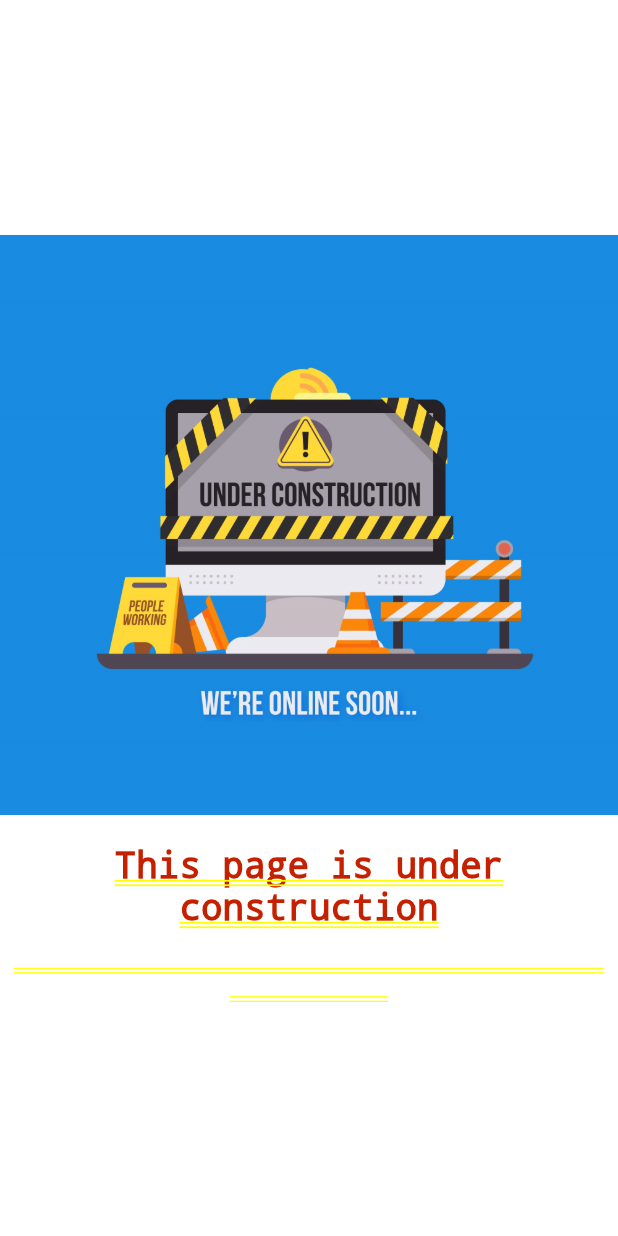
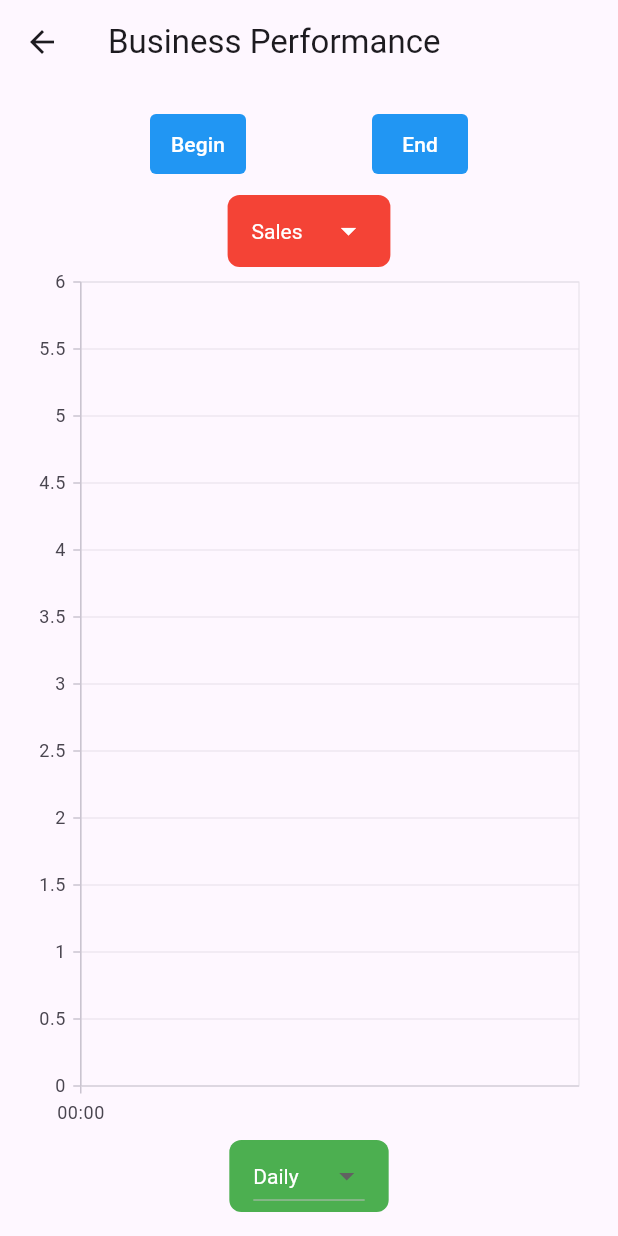
Before and after one commit to ChristanWilbert/Billmitra, a Flutter app: the InsightsNav screen opened directly, after a tap on "Business Performance", on a phone screen of 412 x 824 dp. Run offline on Flutter 3.47's test engine with Material 3 defaults, Android fonts, the phone set to English and light mode, and no system bars; our stand-ins replace cloud_firestore, firebase_core, google_fonts, syncfusion_flutter_charts; missing offline and left inert: dart:ffi; accounts and stored records are empty; generated files the repository leaves out were written again.

Commit message:
Business Performance Screen

```diff
--- /dev/null
+++ b/lib/data/chartData.dart
@@ -0,0 +1,5 @@
+class ChartData {
+  ChartData(this.year, this.sales);
+  final DateTime year;
+  final double sales;
+}
--- a/lib/main.dart
+++ b/lib/main.dart
@@ -22,6 +22,7 @@ class MyApp extends StatelessWidget {
   @override
   Widget build(BuildContext context) {
     return MaterialApp(
+      debugShowCheckedModeBanner: false,
       title: 'Billmitra',
       theme: ThemeData(
         primarySwatch: Colors.blue,
--- a/lib/screens/InsightsNav.dart
+++ b/lib/screens/InsightsNav.dart
@@ -1,3 +1,4 @@
+import 'package:bill_mitra/screens/analytics/BusinessPerformanceScreen.dart';
 import 'package:bill_mitra/util/CustomButton.dart';
 import 'package:bill_mitra/util/UnderDevelopment.dart';
 import 'package:flutter/material.dart';
@@ -36,7 +37,7 @@ class InsightsNav extends StatelessWidget {
                     text: 'Business Performance',
                     bg: "blue",
                     onPressed: () =>
-                        navigateTo(context, UnderConstructionPage()),
+                        navigateTo(context, BusinessPerformanceScreen()),
                   ),
                   const SizedBox(height: 60),
                   CustomButton(
--- /dev/null
+++ b/lib/screens/analytics/BusinessPerformanceScreen.dart
@@ -0,0 +1,224 @@
+import 'package:bill_mitra/services/fetchBusinessData.dart';
+import 'package:flutter/material.dart';
+import 'package:syncfusion_flutter_charts/charts.dart';
+import 'package:intl/intl.dart';
+import 'package:bill_mitra/data/chartData.dart';
+
+class BusinessPerformanceScreen extends StatefulWidget {
+  @override
+  _BusinessPerformanceScreenState createState() =>
+      _BusinessPerformanceScreenState();
+}
+
+class _BusinessPerformanceScreenState extends State<BusinessPerformanceScreen> {
+  DateTime? _beginDate;
+  DateTime? _endDate;
+  String _selectedMetric = 'Sales';
+  String _selectedTimeScale = 'Daily';
+
+  List<String> _metrics = ['Sales', 'Profit', 'Capital', 'Expense'];
+  List<String> _timeScales = ['Daily', 'Weekly', 'Monthly', 'Yearly'];
+
+  // List<ChartData> data = [
+  //   ChartData(DateTime(2023, 1, 22), 35),
+  //   ChartData(DateTime(2023, 2, 11), 28),
+  //   ChartData(DateTime(2023, 2, 12), 34),
+  //   ChartData(DateTime(2023, 4, 12), 32),
+  //   ChartData(DateTime(2023, 5, 28), 40)
+  // ];
+
+  //List<ChartData> filteredData = [];
+  List<ChartData> _chartData = [];
+  Future<void> _loadChartData() async {
+    if (_beginDate != null && _endDate != null) {
+      List<ChartData> data =
+          await fetchData(_beginDate!, _endDate!, _selectedMetric);
+
+      // Aggregate data if needed
+      switch (_selectedTimeScale) {
+        case 'Weekly':
+          _chartData = _aggregateData(data, Duration(days: 7));
+          break;
+        case 'Monthly':
+          _chartData = _aggregateData(data, Duration(days: 30));
+          break;
+        case 'Yearly':
+          _chartData = _aggregateData(data, Duration(days: 365));
+          break;
+        default:
+          _chartData = data;
+      }
+
+      setState(() {});
+    }
+  }
+
+  @override
+  void initState() {
+    super.initState(); // Initialize filtered data
+  }
+
+  Future<void> _selectDate(BuildContext context, bool isBeginDate) async {
+    final DateTime? picked = await showDatePicker(
+      context: context,
+      initialDate: DateTime.now(),
+      firstDate: DateTime(2000),
+      lastDate: DateTime.now(),
+    );
+    if (picked != null && picked != (isBeginDate ? _beginDate : _endDate)) {
+      setState(() {
+        if (isBeginDate) {
+          _beginDate = picked;
+        } else {
+          _endDate = picked;
+        }
+        _loadChartData();
+      });
+    }
+  }
+
+  List<ChartData> _aggregateData(List<ChartData> data, Duration interval) {
+    if (data.isEmpty) return [];
+
+    List<ChartData> aggregatedData = [];
+    DateTime intervalStart = data.first.year;
+    double sum = 0;
+    int count = 0;
+
+    for (var entry in data) {
+      if (entry.year.isBefore(intervalStart.add(interval))) {
+        sum += entry.sales;
+        count++;
+      } else {
+        // Calculate average and add to aggregated data
+        aggregatedData.add(ChartData(intervalStart, sum / count));
+        // Reset for next interval
+        intervalStart = entry.year;
+        sum = entry.sales;
+        count = 1;
+      }
+    }
+
+    // Add the last interval
+    if (count > 0) {
+      aggregatedData.add(ChartData(intervalStart, sum / count));
+    }
+
+    return aggregatedData;
+  }
+
+  @override
+  Widget build(BuildContext context) {
+    return Scaffold(
+      appBar: AppBar(
+        title: const Text('Business Performance'),
+      ),
+      body: Padding(
+        padding: const EdgeInsets.all(16.0),
+        child: Column(
+          children: [
+            Row(
+              mainAxisAlignment: MainAxisAlignment.spaceEvenly,
+              children: [
+                TextButton(
+                  style: TextButton.styleFrom(
+                      foregroundColor: Colors.white,
+                      backgroundColor: Colors.blue,
+                      shape: RoundedRectangleBorder(
+                          borderRadius: BorderRadius.circular(4))),
+                  onPressed: () => _selectDate(context, true),
+                  child: Text(_beginDate != null
+                      ? DateFormat('dd/MM/yyyy').format(_beginDate!)
+                      : 'Begin'),
+                ),
+                TextButton(
+                  style: TextButton.styleFrom(
+                      foregroundColor: Colors.white,
+                      backgroundColor: Colors.blue,
+                      shape: RoundedRectangleBorder(
+                          borderRadius: BorderRadius.circular(4))),
+                  onPressed: () => _selectDate(context, false),
+                  child: Text(_endDate != null
+                      ? DateFormat('dd/MM/yyyy').format(_endDate!)
+                      : 'End'),
+                ),
+              ],
+            ),
+            const SizedBox(height: 10),
+            Container(
+              padding: const EdgeInsets.symmetric(horizontal: 16, vertical: 0),
+              decoration: BoxDecoration(
+                color: Colors.red,
+                borderRadius: BorderRadius.circular(8),
+              ),
+              child: DropdownButton<String>(
+                value: _selectedMetric,
+                icon: const Icon(Icons.arrow_drop_down, color: Colors.white),
+                iconSize: 24,
+                style: const TextStyle(color: Colors.white),
+                dropdownColor: Colors.red[400],
+                underline: const SizedBox(),
+                items: _metrics.map((String metric) {
+                  return DropdownMenuItem<String>(
+                    value: metric,
+                    child: Text(metric),
+                  );
+                }).toList(),
+                onChanged: (String? newValue) {
+                  setState(() {
+                    _selectedMetric = newValue!;
+                  });
+                  _loadChartData(); // Filter data when metric changes
+                },
+              ),
+            ),
+            Expanded(
+              child: SfCartesianChart(
+                primaryXAxis: DateTimeAxis(
+                  intervalType: _selectedTimeScale == 'Daily'
+                      ? DateTimeIntervalType.days
+                      : (_selectedTimeScale == 'Weekly'
+                          ? DateTimeIntervalType.auto
+                          : (_selectedTimeScale == 'Monthly'
+                              ? DateTimeIntervalType.months
+                              : DateTimeIntervalType.years)),
+                ),
+                series: <CartesianSeries<ChartData, DateTime>>[
+                  LineSeries<ChartData, DateTime>(
+                    dataSource: _chartData,
+                    xValueMapper: (ChartData sales, _) => sales.year,
+                    yValueMapper: (ChartData sales, _) => sales.sales,
+                  ),
+                ],
+              ),
+            ),
+            Container(
+              padding: const EdgeInsets.symmetric(horizontal: 16, vertical: 0),
+              decoration: BoxDecoration(
+                color: Colors.green,
+                borderRadius: BorderRadius.circular(8),
+              ),
+              child: DropdownButton<String>(
+                value: _selectedTimeScale,
+                style: const TextStyle(color: Colors.white),
+                dropdownColor: Colors.green,
+                items: _timeScales.map((String scale) {
+                  return DropdownMenuItem<String>(
+                    value: scale,
+                    child: Text(scale),
+                  );
+                }).toList(),
+                onChanged: (String? newValue) {
+                  setState(() {
+                    _selectedTimeScale = newValue!;
+                    _loadChartData(); // Update chart data based on new time scale
+                  });
+                },
+              ),
+            ),
+          ],
+        ),
+      ),
+    );
+  }
+}
--- a/pubspec.yaml
+++ b/pubspec.yaml
@@ -40,6 +40,8 @@ dependencies:
   cupertino_icons: ^1.0.2
   provider: ^6.1.2
   google_fonts: ^6.2.1
+  syncfusion_flutter_charts: ^27.1.57
+  intl: ^0.19.0
 
 dev_dependencies:
   flutter_test:
```
Also changed, not shown: lib/screens/LoginScreen.dart (+23 -3 lines), lib/services/fetchBusinessData.dart (added, +45 -0 lines), pubspec.lock.
